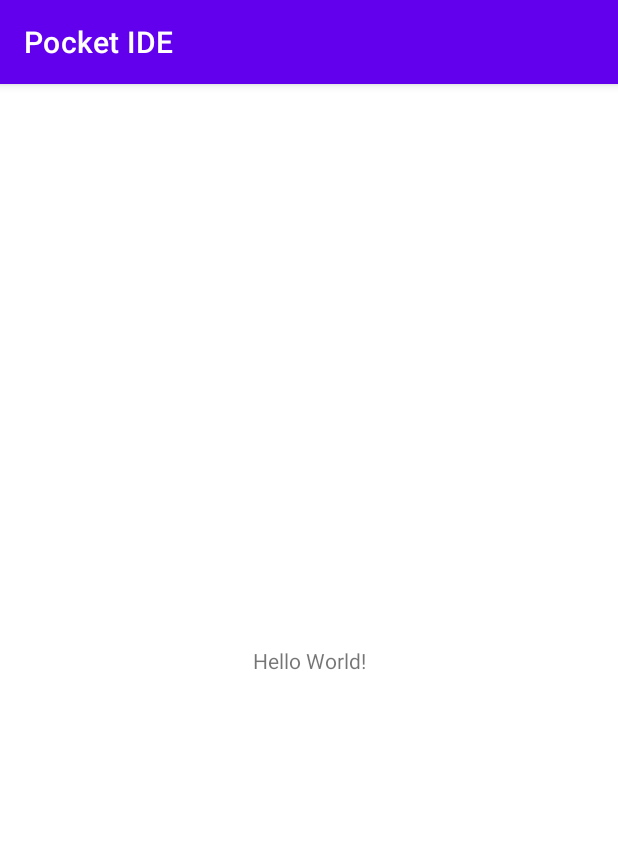
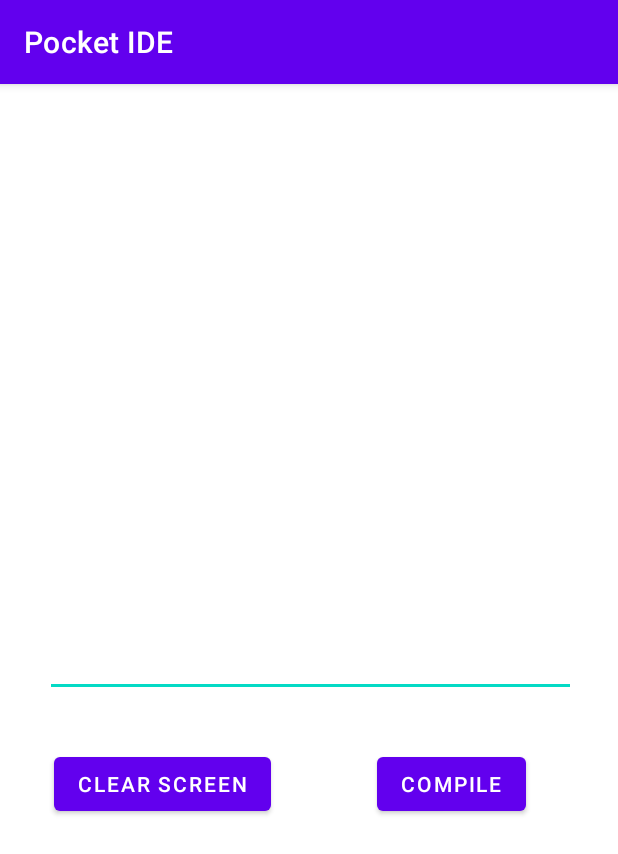
Before and after one commit to protocorn/Pocket-IDE, an Android app: the screen it shows after launch (MainActivity), on a phone screen of 412 x 824 dp. Shown: the top 854 px of the screen. Run offline under Robolectric (Android 15) with nearby library versions, the phone set to English and light mode, and no system bars.

Commit message:
layout change

```diff
--- a/app/src/main/res/layout/activity_main.xml
+++ b/app/src/main/res/layout/activity_main.xml
@@ -6,13 +6,53 @@
     android:layout_height="match_parent"
     tools:context=".MainActivity">
 
-    <TextView
+    <EditText
+        android:id="@+id/editTextTextMultiLine"
+        android:layout_width="354dp"
+        android:layout_height="349dp"
+        android:layout_marginTop="59dp"
+        android:layout_marginEnd="28dp"
+        android:ems="10"
+        android:gravity="start|top"
+        android:importantForAutofill="no"
+        android:inputType="textMultiLine"
+        app:layout_constraintEnd_toEndOf="parent"
+        app:layout_constraintTop_toTopOf="parent"
+        tools:ignore="TextContrastCheck" />
+
+    <Button
+        android:id="@+id/button"
         android:layout_width="wrap_content"
         android:layout_height="wrap_content"
-        android:text="Hello World!"
+        android:layout_marginStart="36dp"
+        android:layout_marginTop="16dp"
+        android:layout_marginBottom="259dp"
+        android:text="@string/clear_screen"
         app:layout_constraintBottom_toBottomOf="parent"
-        app:layout_constraintLeft_toLeftOf="parent"
-        app:layout_constraintRight_toRightOf="parent"
-        app:layout_constraintTop_toTopOf="parent" />
+        app:layout_constraintStart_toStartOf="parent"
+        app:layout_constraintTop_toBottomOf="@+id/editTextTextMultiLine" />
+
+    <Button
+        android:id="@+id/button2"
+        android:layout_width="wrap_content"
+        android:layout_height="wrap_content"
+        android:layout_marginTop="16dp"
+        android:layout_marginEnd="61dp"
+        android:layout_marginBottom="259dp"
+        android:text="@string/compile"
+        app:layout_constraintBottom_toBottomOf="parent"
+        app:layout_constraintEnd_toEndOf="parent"
+        app:layout_constraintTop_toBottomOf="@+id/editTextTextMultiLine" />
+
+    <androidx.recyclerview.widget.RecyclerView
+        android:id="@+id/recyclerView"
+        android:layout_width="45dp"
+        android:layout_height="284dp"
+        android:layout_marginStart="28dp"
+        android:layout_marginTop="59dp"
+        app:layout_constraintBottom_toTopOf="@+id/editTextTextMultiLine"
+        app:layout_constraintStart_toStartOf="parent"
+        app:layout_constraintTop_toTopOf="parent"
+        app:layout_constraintVertical_bias="0.0" />
 
 </androidx.constraintlayout.widget.ConstraintLayout>
--- a/app/src/main/res/values/strings.xml
+++ b/app/src/main/res/values/strings.xml
@@ -1,3 +1,5 @@
 <resources>
     <string name="app_name">Pocket IDE</string>
+    <string name="clear_screen">Clear Screen</string>
+    <string name="compile">Compile</string>
 </resources>
--- a/build.gradle
+++ b/build.gradle
@@ -5,7 +5,7 @@ buildscript {
         jcenter()
     }
     dependencies {
-        classpath "com.android.tools.build:gradle:4.1.1"
+        classpath 'com.android.tools.build:gradle:7.0.3'
 
         // NOTE: Do not place your application dependencies here; they belong
         // in the individual module build.gradle files
```
Also changed, not shown: gradle/wrapper/gradle-wrapper.properties.
